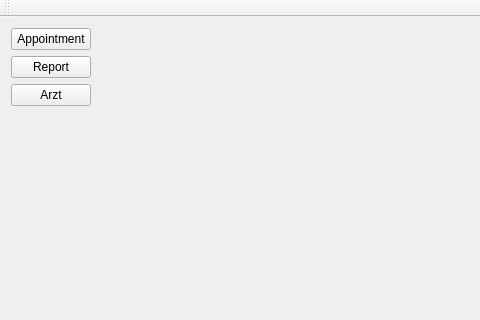
Above: Project/Client/Client/mainwindow.ui from FinrodFelegund/Laborpraktikum before the change; both pictures show x 0 to 480 and y 0 to 320 of the 802 by 536 pixel window. Below: the same form after it.
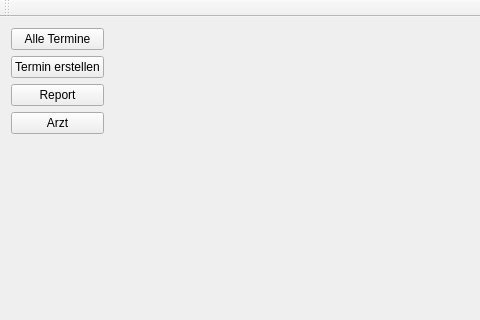
That is the form after the change.

Commit message: select appointments

```diff
--- a/Project/Client/Client/mainwindow.ui
+++ b/Project/Client/Client/mainwindow.ui
@@ -26,10 +26,17 @@
    <layout class="QHBoxLayout" name="horizontalLayout">
     <item>
      <layout class="QVBoxLayout" name="verticalLayout">
+      <item>
+       <widget class="QPushButton" name="appTimelineButton">
+        <property name="text">
+         <string>Alle Termine</string>
+        </property>
+       </widget>
+      </item>
       <item>
        <widget class="QPushButton" name="appointmentButton">
         <property name="text">
-         <string>Appointment</string>
+         <string>Termin erstellen</string>
         </property>
        </widget>
       </item>
```
The commit also changes 14 other files.
